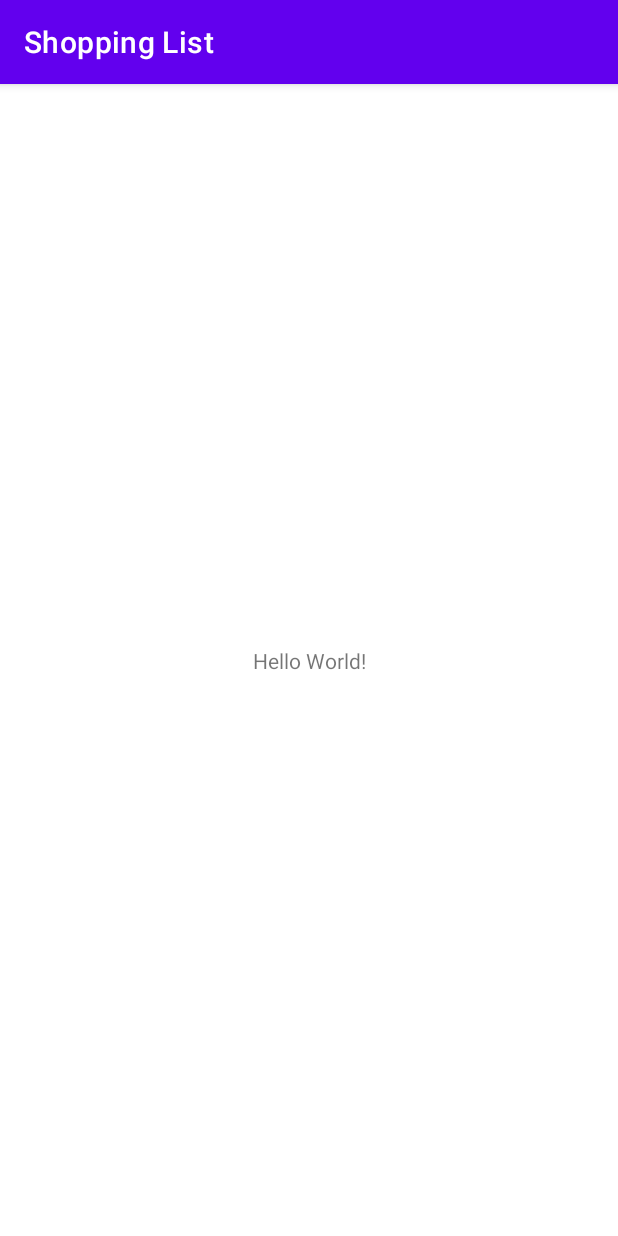
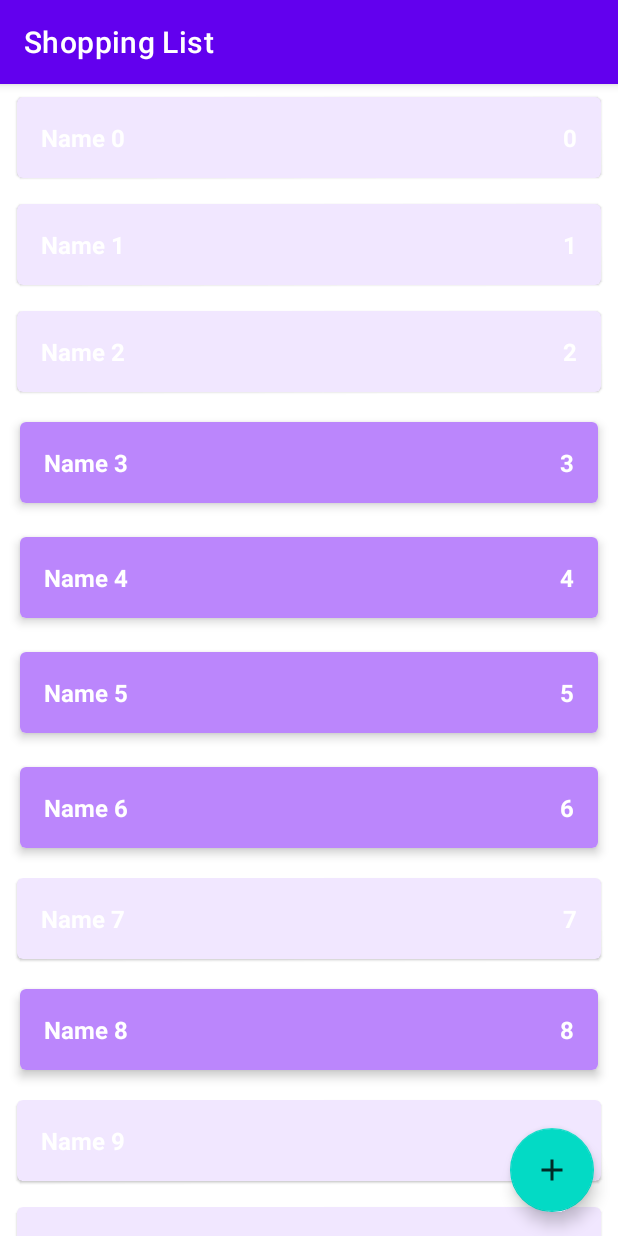
Before and after one commit to SoldatovEgor/ShoppingList, an Android app: the screen it shows after launch (MainActivity), on a phone screen of 412 x 824 dp. Run offline under Robolectric (Android 15) with nearby library versions, the phone set to English and light mode, and no system bars.

Commit message:
creating recycler view

```diff
--- a/app/src/main/java/ru/soldatov/android/shoppinglist/data/ShopListRepositoryImpl.kt
+++ b/app/src/main/java/ru/soldatov/android/shoppinglist/data/ShopListRepositoryImpl.kt
@@ -5,17 +5,18 @@ import androidx.lifecycle.MutableLiveData
 import ru.soldatov.android.shoppinglist.domain.ShopItem
 import ru.soldatov.android.shoppinglist.domain.ShopListRepository
 import java.lang.RuntimeException
+import kotlin.random.Random
 
 object ShopListRepositoryImpl : ShopListRepository {
 
     private val shopListLiveData = MutableLiveData<List<ShopItem>>()
-    private val shopList = mutableListOf<ShopItem>()
+    private val shopList = sortedSetOf<ShopItem>({ p0, p1 -> p0.id.compareTo(p1.id) })
 
     private var autoIncrementId = 0
 
     init {
-        for (i in 0 until 10) {
-            val shopItem = ShopItem("Name $i", 1, true)
+        for (i in 0 until 1000) {
+            val shopItem = ShopItem("Name $i", i, Random.nextBoolean())
             addShopItem(shopItem)
         }
     }
@@ -48,7 +49,7 @@ object ShopListRepositoryImpl : ShopListRepository {
         return shopListLiveData
     }
 
-    fun updateList() {
+    private fun updateList() {
         shopListLiveData.value = shopList.toList()
     }
 }
--- a/app/src/main/java/ru/soldatov/android/shoppinglist/presentation/MainActivity.kt
+++ b/app/src/main/java/ru/soldatov/android/shoppinglist/presentation/MainActivity.kt
@@ -3,21 +3,85 @@ package ru.soldatov.android.shoppinglist.presentation
 import androidx.appcompat.app.AppCompatActivity
 import android.os.Bundle
 import android.util.Log
+import android.widget.Toast
 import androidx.lifecycle.ViewModelProvider
+import androidx.recyclerview.widget.ItemTouchHelper
+import androidx.recyclerview.widget.RecyclerView
 import ru.soldatov.android.shoppinglist.R
 
 class MainActivity : AppCompatActivity() {
 
     private lateinit var viewModel: MainViewModel
+    private lateinit var adapterShopList: ShopListAdapter
 
     override fun onCreate(savedInstanceState: Bundle?) {
         super.onCreate(savedInstanceState)
         setContentView(R.layout.activity_main)
-
+        setupRecyclerView()
         viewModel = ViewModelProvider(this).get(MainViewModel::class.java)
         viewModel.shopList.observe(this) {
-            Log.d("MainActivityShop", "$it")
+            adapterShopList.submitList(it)
         }
 
     }
+
+    private fun setupRecyclerView() {
+        val rvShopList = findViewById<RecyclerView>(R.id.rv_shop_list)
+        adapterShopList = ShopListAdapter()
+        with(rvShopList) {
+            adapter = adapterShopList
+            recycledViewPool.setMaxRecycledViews(
+                ShopListAdapter.ENABLED,
+                ShopListAdapter.MAX_POOL_RV
+            )
+            recycledViewPool.setMaxRecycledViews(
+                ShopListAdapter.DISABLED,
+                ShopListAdapter.MAX_POOL_RV
+            )
+        }
+        setupLongClickListener()
+        setupClickListener()
+
+        setupSwipeListener(rvShopList)
+    }
+
+    private fun setupSwipeListener(rvShopList: RecyclerView) {
+        val callback = object : ItemTouchHelper.SimpleCallback(
+            0,
+            ItemTouchHelper.LEFT or ItemTouchHelper.RIGHT
+        ) {
+            override fun onMove(
+                recyclerView: RecyclerView,
+                viewHolder: RecyclerView.ViewHolder,
+                target: RecyclerView.ViewHolder
+            ): Boolean {
+                return false
+            }
+
+            override fun onSwiped(viewHolder: RecyclerView.ViewHolder, direction: Int) {
+                val item = adapterShopList.currentList[viewHolder.adapterPosition]
+                viewModel.deleteShopItem(item)
+                Toast.makeText(
+                    this@MainActivity,
+                    "${item.name} was be delete",
+                    Toast.LENGTH_SHORT
+                ).show()
+            }
+        }
+        val itemTouchCallback = ItemTouchHelper(callback)
+        itemTouchCallback.attachToRecyclerView(rvShopList)
+    }
+
+    private fun setupClickListener() {
+        adapterShopList.shopItemClickListener = {
+            Log.d("MainActivityShop", it.toString())
+        }
+    }
+
+    private fun setupLongClickListener() {
+        adapterShopList.shopItemLongClickListener = {
+            viewModel.changeEnableState(it)
+        }
+    }
+
 }
--- a/app/src/main/java/ru/soldatov/android/shoppinglist/presentation/MainViewModel.kt
+++ b/app/src/main/java/ru/soldatov/android/shoppinglist/presentation/MainViewModel.kt
@@ -1,7 +1,5 @@
 package ru.soldatov.android.shoppinglist.presentation
 
-import androidx.lifecycle.LiveData
-import androidx.lifecycle.MutableLiveData
 import androidx.lifecycle.ViewModel
 import ru.soldatov.android.shoppinglist.data.ShopListRepositoryImpl
 import ru.soldatov.android.shoppinglist.domain.DeleteShopItemUseCase
--- /dev/null
+++ b/app/src/main/java/ru/soldatov/android/shoppinglist/presentation/ShopItemDiffCallback.kt
@@ -0,0 +1,16 @@
+package ru.soldatov.android.shoppinglist.presentation
+
+import androidx.recyclerview.widget.DiffUtil
+import ru.soldatov.android.shoppinglist.domain.ShopItem
+
+class ShopItemDiffCallback : DiffUtil.ItemCallback<ShopItem>() {
+
+    override fun areItemsTheSame(oldItem: ShopItem, newItem: ShopItem): Boolean {
+        return oldItem.id == newItem.id
+    }
+
+    override fun areContentsTheSame(oldItem: ShopItem, newItem: ShopItem): Boolean {
+        return oldItem == newItem
+    }
+
+}
--- /dev/null
+++ b/app/src/main/java/ru/soldatov/android/shoppinglist/presentation/ShopListAdapter.kt
@@ -0,0 +1,61 @@
+package ru.soldatov.android.shoppinglist.presentation
+
+import android.view.ViewGroup
+import android.view.LayoutInflater
+import androidx.recyclerview.widget.ListAdapter
+import ru.soldatov.android.shoppinglist.R
+import ru.soldatov.android.shoppinglist.domain.ShopItem
+import java.lang.RuntimeException
+
+class ShopListAdapter : ListAdapter<ShopItem, ShopListViewHolder>(ShopItemDiffCallback()) {
+
+    var shopItemLongClickListener: ((ShopItem) -> Unit)? = null
+    var shopItemClickListener: ((ShopItem) -> Unit)? = null
+
+    override fun onCreateViewHolder(parent: ViewGroup, viewType: Int): ShopListViewHolder {
+
+        val layout = when(viewType) {
+            ENABLED -> R.layout.item_shop_enabled
+            DISABLED -> R.layout.item_shop_disabled
+            else -> throw RuntimeException("Not create layout")
+        }
+
+        val view = LayoutInflater.from(parent.context).inflate(
+            layout,
+            parent,
+            false
+        )
+        return ShopListViewHolder(view)
+    }
+
+    override fun onBindViewHolder(holder: ShopListViewHolder, position: Int) {
+        val shopItem = getItem(position)
+
+        holder.tvName.text = shopItem.name
+        holder.tvCount.text = shopItem.count.toString()
+
+        holder.itemView.setOnLongClickListener {
+            shopItemLongClickListener?.invoke(shopItem)
+            true
+        }
+        holder.itemView.setOnClickListener {
+            shopItemClickListener?.invoke(shopItem)
+        }
+
+    }
+
+    override fun getItemViewType(position: Int): Int {
+        val enabled = getItem(position).enabled
+        return if (enabled)
+            ENABLED
+        else
+            DISABLED
+    }
+
+    companion object {
+        const val ENABLED = 0
+        const val DISABLED = 1
+        const val MAX_POOL_RV = 30
+    }
+
+}
--- /dev/null
+++ b/app/src/main/java/ru/soldatov/android/shoppinglist/presentation/ShopListViewHolder.kt
@@ -0,0 +1,11 @@
+package ru.soldatov.android.shoppinglist.presentation
+
+import android.view.View
+import android.widget.TextView
+import androidx.recyclerview.widget.RecyclerView
+import ru.soldatov.android.shoppinglist.R
+
+class ShopListViewHolder(itemView: View) : RecyclerView.ViewHolder(itemView) {
+    val tvName = itemView.findViewById<TextView>(R.id.tv_name)
+    val tvCount = itemView.findViewById<TextView>(R.id.tv_count)
+}
--- /dev/null
+++ b/app/src/main/res/drawable-anydpi/ic_add.xml
@@ -0,0 +1,11 @@
+<vector xmlns:android="http://schemas.android.com/apk/res/android"
+    android:width="24dp"
+    android:height="24dp"
+    android:viewportWidth="24"
+    android:viewportHeight="24"
+    android:tint="#000000"
+    android:alpha="0.8">
+  <path
+      android:fillColor="@android:color/white"
+      android:pathData="M19,13h-6v6h-2v-6H5v-2h6V5h2v6h6v2z"/>
+</vector>
--- a/app/src/main/res/layout/activity_main.xml
+++ b/app/src/main/res/layout/activity_main.xml
@@ -1,18 +1,35 @@
 <?xml version="1.0" encoding="utf-8"?>
-<androidx.constraintlayout.widget.ConstraintLayout xmlns:android="http://schemas.android.com/apk/res/android"
+<androidx.constraintlayout.widget.ConstraintLayout
+    xmlns:android="http://schemas.android.com/apk/res/android"
     xmlns:app="http://schemas.android.com/apk/res-auto"
     xmlns:tools="http://schemas.android.com/tools"
     android:layout_width="match_parent"
     android:layout_height="match_parent"
     tools:context=".presentation.MainActivity">
 
-    <TextView
+    <androidx.recyclerview.widget.RecyclerView
+        android:id="@+id/rv_shop_list"
+        android:layout_width="0dp"
+        android:layout_height="0dp"
+        app:layout_constraintTop_toTopOf="parent"
+        app:layout_constraintStart_toStartOf="parent"
+        app:layout_constraintBottom_toBottomOf="parent"
+        app:layout_constraintEnd_toEndOf="parent"
+        app:layoutManager="androidx.recyclerview.widget.LinearLayoutManager"
+        tools:listitem=""
+        />
+
+    <com.google.android.material.floatingactionbutton.FloatingActionButton
+        android:id="@+id/button_add_shop_item"
         android:layout_width="wrap_content"
         android:layout_height="wrap_content"
-        android:text="Hello World!"
+        android:layout_marginEnd="16dp"
+        android:layout_marginBottom="16dp"
+        app:layout_constraintEnd_toEndOf="parent"
         app:layout_constraintBottom_toBottomOf="parent"
-        app:layout_constraintLeft_toLeftOf="parent"
-        app:layout_constraintRight_toRightOf="parent"
-        app:layout_constraintTop_toTopOf="parent" />
+        android:clickable="true"
+        android:focusable="true"
+        android:src="@drawable/ic_add"
+        />
 
 </androidx.constraintlayout.widget.ConstraintLayout>
--- /dev/null
+++ b/app/src/main/res/layout/item_shop_disabled.xml
@@ -0,0 +1,43 @@
+<?xml version="1.0" encoding="utf-8"?>
+<androidx.cardview.widget.CardView xmlns:android="http://schemas.android.com/apk/res/android"
+    xmlns:app="http://schemas.android.com/apk/res-auto"
+    android:layout_width="match_parent"
+    android:layout_height="wrap_content"
+    xmlns:tools="http://schemas.android.com/tools"
+    android:layout_marginTop="4dp"
+    android:layout_marginBottom="4dp"
+    android:layout_marginEnd="8dp"
+    android:layout_marginStart="8dp"
+    app:cardCornerRadius="4dp"
+    app:cardElevation="1dp"
+    app:cardUseCompatPadding="true">
+
+    <LinearLayout
+        android:layout_width="match_parent"
+        android:layout_height="wrap_content"
+        android:orientation="horizontal"
+        android:padding="16dp"
+        android:background="#33BB86FC">
+
+        <TextView
+            android:id="@+id/tv_name"
+            android:layout_width="0dp"
+            android:layout_height="wrap_content"
+            android:layout_weight="1"
+            android:textColor="@color/white"
+            android:textSize="16sp"
+            android:textStyle="bold"
+            tools:text="Салфетки"/>
+
+        <TextView
+            android:id="@+id/tv_count"
+            android:layout_width="wrap_content"
+            android:layout_height="wrap_content"
+            android:textColor="@color/white"
+            android:textSize="16sp"
+            android:textStyle="bold"
+            tools:text="1" />
+
+    </LinearLayout>
+
+</androidx.cardview.widget.CardView>
--- /dev/null
+++ b/app/src/main/res/layout/item_shop_enabled.xml
@@ -0,0 +1,43 @@
+<?xml version="1.0" encoding="utf-8"?>
+<androidx.cardview.widget.CardView xmlns:android="http://schemas.android.com/apk/res/android"
+    xmlns:app="http://schemas.android.com/apk/res-auto"
+    android:layout_width="match_parent"
+    android:layout_height="wrap_content"
+    xmlns:tools="http://schemas.android.com/tools"
+    android:layout_marginTop="4dp"
+    android:layout_marginBottom="4dp"
+    android:layout_marginEnd="8dp"
+    android:layout_marginStart="8dp"
+    app:cardCornerRadius="4dp"
+    app:cardElevation="4dp"
+    app:cardUseCompatPadding="true">
+
+    <LinearLayout
+        android:layout_width="match_parent"
+        android:layout_height="wrap_content"
+        android:orientation="horizontal"
+        android:padding="16dp"
+        android:background="@color/purple_200">
+
+        <TextView
+            android:id="@+id/tv_name"
+            android:layout_width="0dp"
+            android:layout_height="wrap_content"
+            android:layout_weight="1"
+            android:textColor="@color/white"
+            android:textSize="16sp"
+            android:textStyle="bold"
+            tools:text="Салфетки"/>
+
+        <TextView
+            android:id="@+id/tv_count"
+            android:layout_width="wrap_content"
+            android:layout_height="wrap_content"
+            android:textColor="@color/white"
+            android:textSize="16sp"
+            android:textStyle="bold"
+            tools:text="1" />
+
+    </LinearLayout>
+
+</androidx.cardview.widget.CardView>
```
Also changed, not shown: app/src/main/res/drawable-hdpi/ic_add.png (added), app/src/main/res/drawable-mdpi/ic_add.png (added), app/src/main/res/drawable-xhdpi/ic_add.png (added), app/src/main/res/drawable-xxhdpi/ic_add.png (added).
